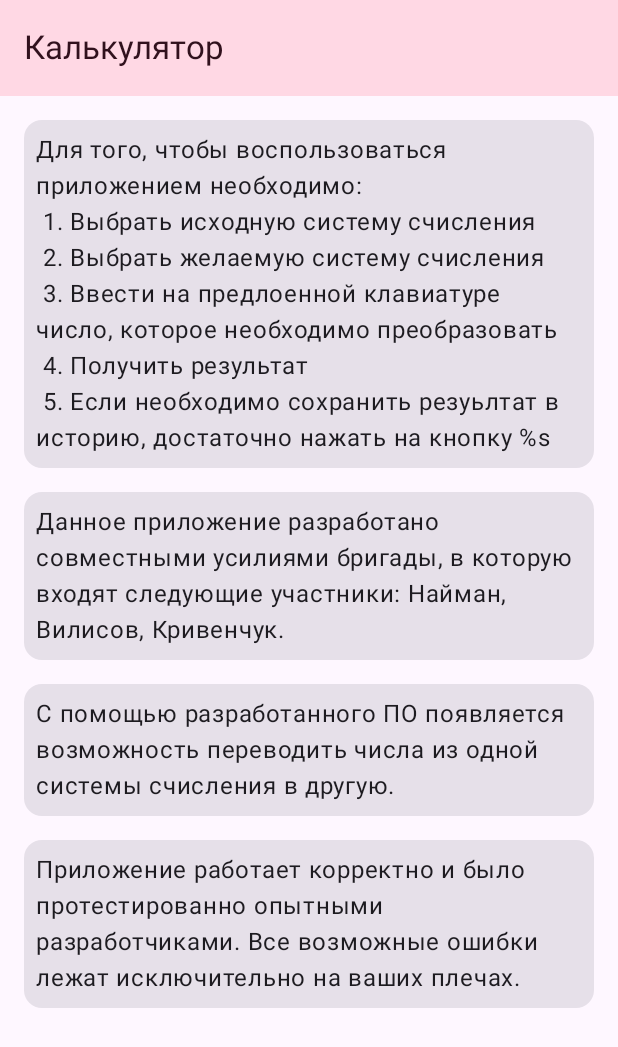
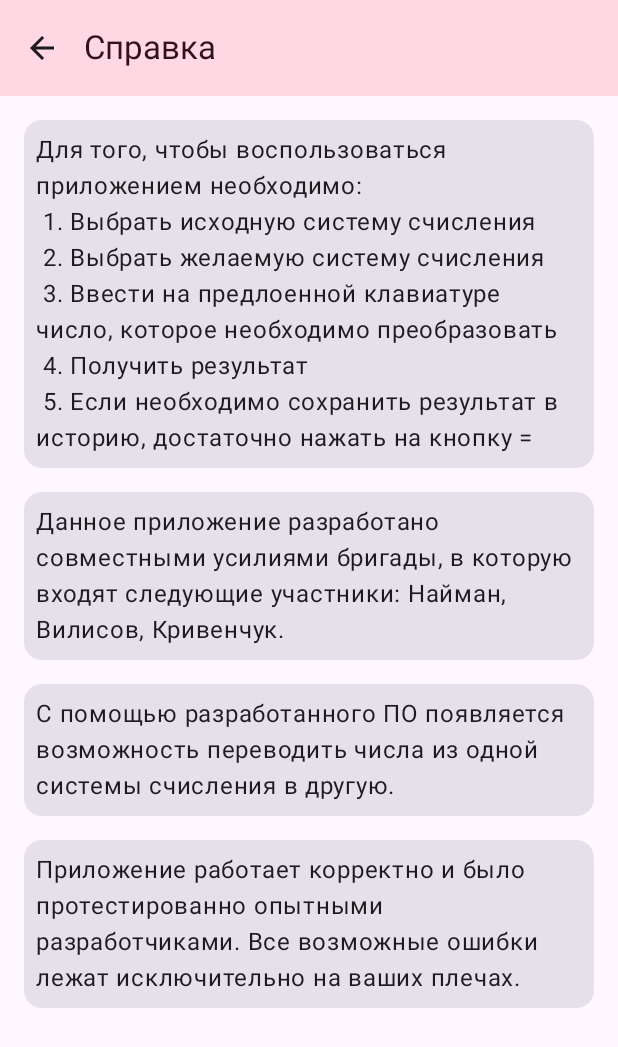
Before and after one commit to MrPlnk/CalculatorApp, an Android app built with Jetpack Compose: the screen it shows after launch (MainActivity), after a tap on "Справка", on a phone screen of 412 x 824 dp. Shown: the top 1047 px of the screen. Run offline under Robolectric (Android 15) with nearby library versions, the phone set to English and light mode, and no system bars.

Commit message:
Добавлена обратная навигация

```diff
--- a/app/src/main/java/ru/krivenchukartem/calculatorapp/MainScreen.kt
+++ b/app/src/main/java/ru/krivenchukartem/calculatorapp/MainScreen.kt
@@ -1,9 +1,14 @@
 package ru.krivenchukartem.calculatorapp
 
+import androidx.annotation.StringRes
 import androidx.compose.foundation.layout.fillMaxSize
 import androidx.compose.foundation.layout.fillMaxWidth
 import androidx.compose.foundation.layout.padding
+import androidx.compose.material.icons.Icons
+import androidx.compose.material.icons.filled.ArrowBack
 import androidx.compose.material3.ExperimentalMaterial3Api
+import androidx.compose.material3.Icon
+import androidx.compose.material3.IconButton
 import androidx.compose.material3.MaterialTheme
 import androidx.compose.material3.Scaffold
 import androidx.compose.material3.Text
@@ -15,22 +20,24 @@ import androidx.compose.runtime.collectAsState
 import androidx.compose.runtime.getValue
 import androidx.compose.runtime.internal.composableLambda
 import androidx.compose.ui.Modifier
+import androidx.compose.ui.focus.focusModifier
 import androidx.compose.ui.res.dimensionResource
 import androidx.compose.ui.res.stringResource
 import androidx.lifecycle.viewmodel.compose.viewModel
 import androidx.navigation.NavHostController
 import androidx.navigation.compose.NavHost
 import androidx.navigation.compose.composable
+import androidx.navigation.compose.currentBackStackEntryAsState
 import androidx.navigation.compose.rememberNavController
 import ru.krivenchukartem.calculatorapp.ui.CalcViewModel
 import ru.krivenchukartem.calculatorapp.ui.lab1Screen.CalculatorScreen
 import ru.krivenchukartem.calculatorapp.ui.lab1Screen.HistoryScreen
 import ru.krivenchukartem.calculatorapp.ui.lab1Screen.InfoScreen
 
-enum class MainScreen {
-    Start,
-    History,
-    Info,
+enum class MainScreen(@StringRes val title: Int) {
+    Start(title = R.string.topAppBar_calculator),
+    History(title = R.string.history),
+    Info(title = R.string.info),
 }
 
 @Composable
@@ -38,8 +45,18 @@ fun CalculatorApp(
     viewModel: CalcViewModel = viewModel(),
     navController: NavHostController = rememberNavController()
 ){
+
+    val backStackEntry by navController.currentBackStackEntryAsState()
+    val currentScreen = MainScreen.valueOf(
+        backStackEntry?.destination?.route ?: MainScreen.Start.name
+    )
+
     Scaffold(
-        topBar = { CalculatorAppBar() },
+        topBar = { CalculatorAppBar(
+            currentScreen = currentScreen,
+            canNavigateBack = navController.previousBackStackEntry != null,
+            navigateUp = { navController.navigateUp() }
+        ) },
     ) { innerPadding ->
         val uiState by viewModel.uiState.collectAsState()
 
@@ -98,14 +115,31 @@ fun CalculatorApp(
 
 @OptIn(ExperimentalMaterial3Api::class)
 @Composable
-fun CalculatorAppBar(){
+fun CalculatorAppBar(
+    currentScreen: MainScreen,
+    canNavigateBack: Boolean,
+    navigateUp: () -> Unit = {},
+    modifier: Modifier = Modifier
+){
     TopAppBar(
         title = {
-            Text(stringResource(R.string.topAppBar_calculator))
+            Text(stringResource(currentScreen.title))
+        },
+        modifier = modifier,
+        navigationIcon = {
+            if (canNavigateBack){
+                IconButton(onClick = navigateUp) {
+                    Icon(
+                        imageVector = Icons.Filled.ArrowBack,
+                        contentDescription = stringResource(R.string.back_button)
+                    )
+                }
+            }
         },
         colors = TopAppBarDefaults.topAppBarColors(
             containerColor = MaterialTheme.colorScheme.tertiaryContainer,
             titleContentColor = MaterialTheme.colorScheme.onTertiaryContainer
-        )
+        ),
+
     )
 }
--- a/app/src/main/res/values/strings.xml
+++ b/app/src/main/res/values/strings.xml
@@ -25,6 +25,7 @@
     <string name="history">История</string>
     <string name="info">Справка</string>
     <string name="backspace">Стереть</string>
+    <string name="back_button">Вернуться</string>
 
     <string name="current_base">Текущая СС: %s</string>
     <string name="new_base">Новая СС: %s</string>
@@ -43,5 +44,5 @@
     2. Выбрать желаемую систему счисления\n
     3. Ввести на предлоенной клавиатуре число, которое необходимо преобразовать\n
     4. Получить результат\n
-    5. Если необходимо сохранить резуьлтат в историю, достаточно нажать на кнопку "%s"</string>
+    5. Если необходимо сохранить результат в историю, достаточно нажать на кнопку "="</string>
 </resources>
```
